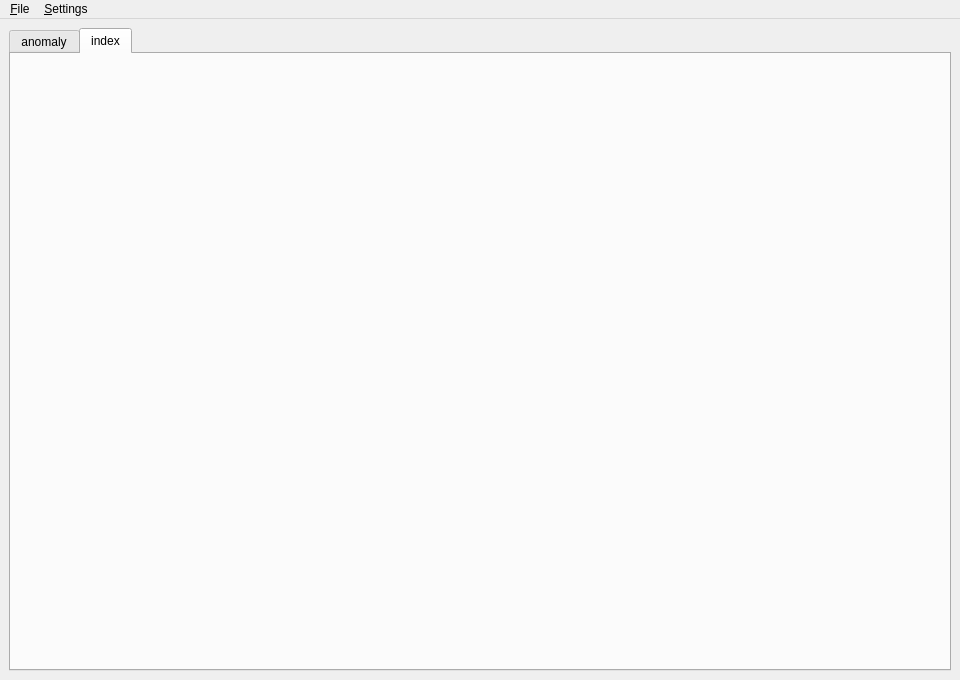
Old version of the form gui/n2_db.ui in the repository SansyHuman/N2SCFTDB.
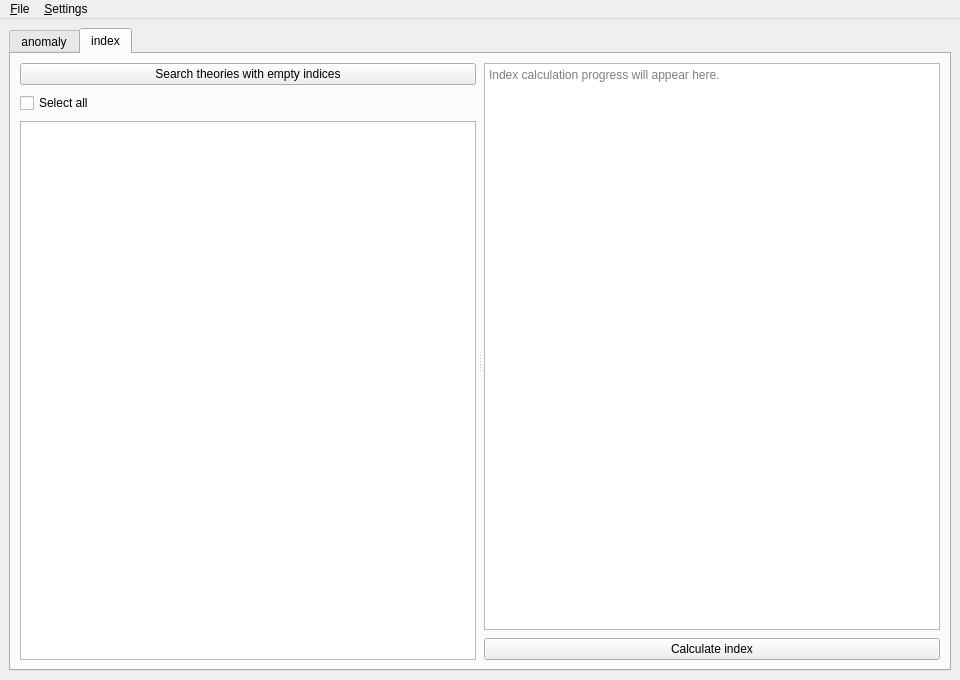
New version of the form. The open tabs and pages were chosen to show the change.

Commit message: Added GUI to search all theories with empty indices.

Diff of the .ui file:
```diff
--- a/gui/n2_db.ui
+++ b/gui/n2_db.ui
@@ -96,6 +96,69 @@
       </widget>
       <widget class="QWidget" name="indexTab">
        <attribute name="title"><string>index</string></attribute>
+       <layout class="QVBoxLayout" name="indexLayout">
+        <item>
+         <widget class="QSplitter" name="indexSplitter">
+          <property name="orientation"><enum>Qt::Horizontal</enum></property>
+          <property name="handleWidth"><number>8</number></property>
+          <property name="childrenCollapsible"><bool>false</bool></property>
+          <widget class="QWidget" name="indexSearchPanel">
+           <property name="sizePolicy"><sizepolicy hsizetype="Expanding" vsizetype="Expanding"><horstretch>1</horstretch><verstretch>1</verstretch></sizepolicy></property>
+           <layout class="QVBoxLayout" name="indexSearchLayout">
+            <property name="spacing"><number>8</number></property>
+            <property name="leftMargin"><number>0</number></property>
+            <property name="topMargin"><number>0</number></property>
+            <property name="rightMargin"><number>0</number></property>
+            <property name="bottomMargin"><number>0</number></property>
+            <item>
+             <widget class="QPushButton" name="searchEmptyIndicesButton">
+              <property name="text"><string>Search theories with empty indices</string></property>
+              <property name="toolTip"><string>Search the database for theories whose indices have not been calculated.</string></property>
+             </widget>
+            </item>
+            <item>
+             <widget class="QCheckBox" name="selectAllIndexGroupsCheckBox">
+              <property name="text"><string>Select all</string></property>
+              <property name="toolTip"><string>Select or clear all listed gauge groups.</string></property>
+              <property name="checked"><bool>false</bool></property>
+             </widget>
+            </item>
+            <item>
+             <widget class="QListWidget" name="emptyIndexGaugeGroupsList">
+              <property name="accessibleName"><string>Gauge groups of theories with empty indices</string></property>
+              <property name="toolTip"><string>Gauge groups with theories awaiting index calculation will be listed here with checkboxes.</string></property>
+              <property name="editTriggers"><set>QAbstractItemView::NoEditTriggers</set></property>
+              <property name="selectionMode"><enum>QAbstractItemView::NoSelection</enum></property>
+             </widget>
+            </item>
+           </layout>
+          </widget>
+          <widget class="QWidget" name="indexCalculationPanel">
+           <property name="sizePolicy"><sizepolicy hsizetype="Expanding" vsizetype="Expanding"><horstretch>1</horstretch><verstretch>1</verstretch></sizepolicy></property>
+           <layout class="QVBoxLayout" name="indexCalculationLayout">
+            <property name="spacing"><number>8</number></property>
+            <property name="leftMargin"><number>0</number></property>
+            <property name="topMargin"><number>0</number></property>
+            <property name="rightMargin"><number>0</number></property>
+            <property name="bottomMargin"><number>0</number></property>
+            <item>
+             <widget class="QPlainTextEdit" name="indexCalculationLog">
+              <property name="accessibleName"><string>Index calculation log</string></property>
+              <property name="readOnly"><bool>true</bool></property>
+              <property name="placeholderText"><string>Index calculation progress will appear here.</string></property>
+             </widget>
+            </item>
+            <item>
+             <widget class="QPushButton" name="calculateIndexButton">
+              <property name="text"><string>Calculate index</string></property>
+              <property name="toolTip"><string>Calculate full indices, Coulomb branch indices and spectra for theories in the checked gauge groups.</string></property>
+             </widget>
+            </item>
+           </layout>
+          </widget>
+         </widget>
+        </item>
+       </layout>
       </widget>
      </widget>
     </item>
```
Left out of the diff: 5 changed lines with no effect on the pictures. The commit also changes 16 other files.
